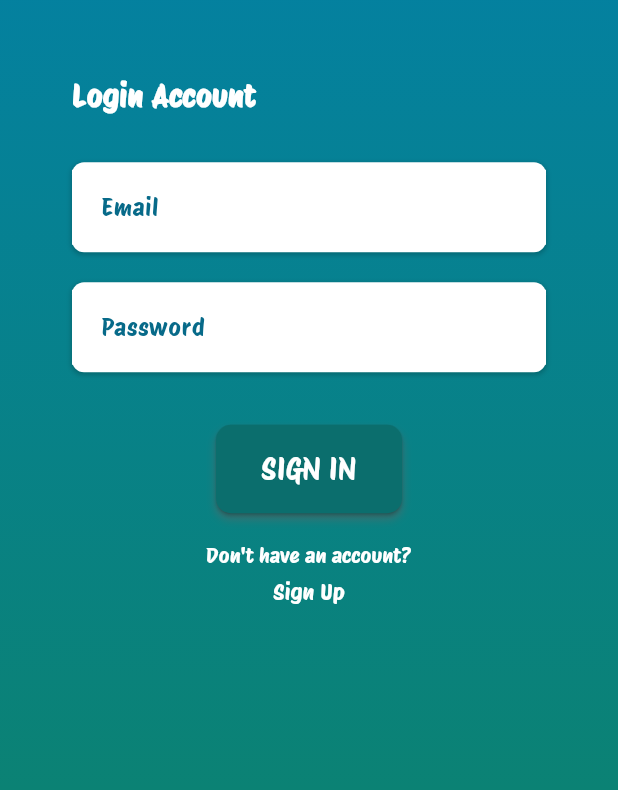
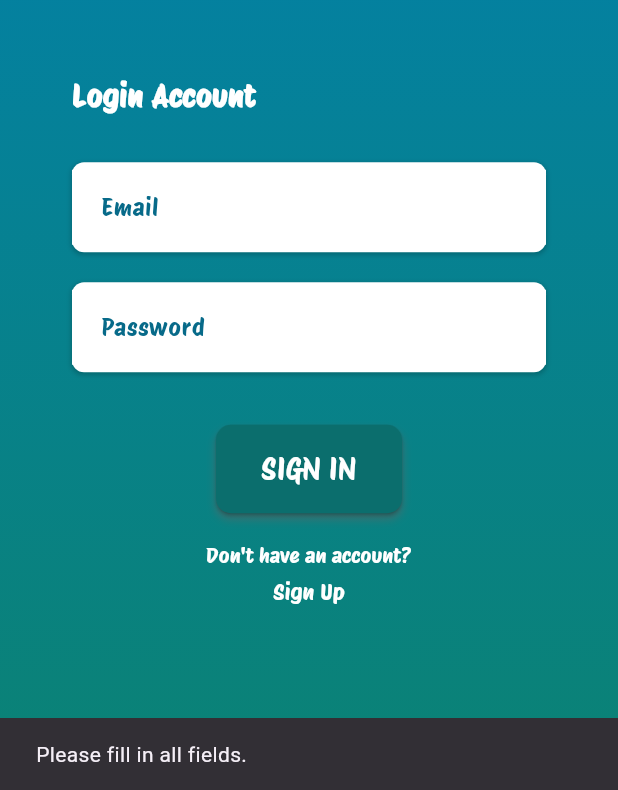
Before and after one commit to jaderaposa/mentor_shift, a Flutter app: the screen it shows after launch, after a tap on "SIGN IN", on a phone screen of 412 x 824 dp, the part 446-1236 px from its top. Run offline on Flutter 3.47's test engine with Material 3 defaults, Android fonts, the phone set to English and light mode, and no system bars; our stand-ins replace cloud_firestore, firebase_auth, firebase_core, flutter_tags; accounts and stored records are empty; network calls fail.

Commit message:
login works with error handling

```diff
--- a/lib/pages/login.dart
+++ b/lib/pages/login.dart
@@ -3,17 +3,56 @@ import 'package:flutter/material.dart';
 import 'package:mentor_shift/objects/custom_button.dart';
 import 'package:mentor_shift/objects/style/boxshadow.dart';
 import 'package:mentor_shift/objects/style/paddedcontainer.dart';
+import 'package:mentor_shift/pages/landing_mentee.dart';
 import 'package:mentor_shift/pages/register.dart';
+import 'package:mentor_shift/services/auth_service.dart';
 
 class Login extends StatefulWidget {
-  const Login({super.key});
+  const Login({Key? key}) : super(key: key);
 
   @override
   LoginState createState() => LoginState();
 }
 
 class LoginState extends State<Login> {
-  Map data = {};
+  final AuthService _authService = AuthService();
+  final TextEditingController _emailController = TextEditingController();
+  final TextEditingController _passwordController = TextEditingController();
+
+  // Handle the login button press
+  void _handleLoginButtonPress() async {
+    String email = _emailController.text.trim();
+    String password = _passwordController.text.trim();
+
+    // Basic validation
+    if (email.isEmpty || password.isEmpty) {
+      ScaffoldMessenger.of(context).showSnackBar(
+        const SnackBar(content: Text('Please fill in all fields.')),
+      );
+      return; // Exit the method if validation fails
+    }
+
+    try {
+      // Attempt to log in and handle any exceptions with more descriptive messages
+      await _authService.loginUser(email, password);
+      // Navigate to another screen upon successful login
+      if (mounted) {
+        Navigator.push(
+          context,
+          MaterialPageRoute(
+              builder: (context) => const LandingMentee()), // Adjust as needed
+        );
+      }
+    } catch (error) {
+      // Display error message based on the type of exception
+      String errorMessage = error.toString();
+      if (mounted) {
+        ScaffoldMessenger.of(context).showSnackBar(
+          SnackBar(content: Text(errorMessage)),
+        );
+      }
+    }
+  }
 
   @override
   void initState() {
@@ -93,6 +132,7 @@ class LoginState extends State<Login> {
                             boxShadow: const [kBoxShadow],
                           ),
                           child: TextFormField(
+                            controller: _emailController,
                             decoration: const InputDecoration(
                               labelText: 'Email',
                               labelStyle: TextStyle(
@@ -127,6 +167,7 @@ class LoginState extends State<Login> {
                             boxShadow: const [kBoxShadow],
                           ),
                           child: TextFormField(
+                            controller: _passwordController,
                             decoration: const InputDecoration(
                               labelText: 'Password',
                               labelStyle: TextStyle(
@@ -153,9 +194,7 @@ class LoginState extends State<Login> {
                       const SizedBox(height: 25),
                       CustomButton(
                         text: 'SIGN IN',
-                        onPressed: () {
-                          // Handle button press
-                        },
+                        onPressed: _handleLoginButtonPress,
                       ),
                       const SizedBox(height: 20),
                       GestureDetector(
--- a/lib/services/auth_service.dart
+++ b/lib/services/auth_service.dart
@@ -47,4 +47,29 @@ class AuthService {
       return 'Failed to register. Please try again later.';
     }
   }
+
+  // Function to login a user
+  Future<void> loginUser(String email, String password) async {
+    try {
+      // Authenticate the user with email and password
+      await _auth.signInWithEmailAndPassword(
+        email: email,
+        password: password,
+      );
+    } on FirebaseAuthException catch (e) {
+      // Translate FirebaseAuthException codes to user-friendly messages
+      if (e.code == 'wrong-password') {
+        throw ('Incorrect password. Please try again.');
+      } else if (e.code == 'user-not-found') {
+        throw ('No account found for that email.');
+      } else if (e.code == 'invalid-email') {
+        throw ('Please enter a valid email address.');
+      } else {
+        throw ('Failed to login. Please try again later.');
+      }
+    } catch (e) {
+      // Handle other exceptions
+      throw ('An unexpected error occurred. Please try again later.');
+    }
+  }
 }
```
